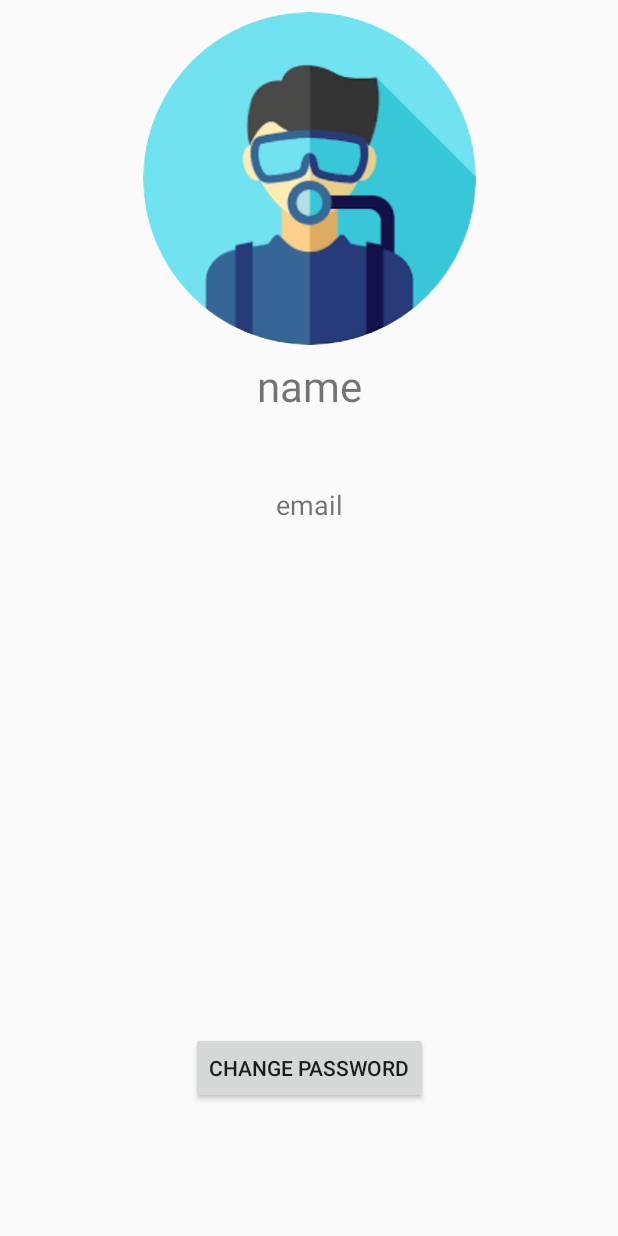
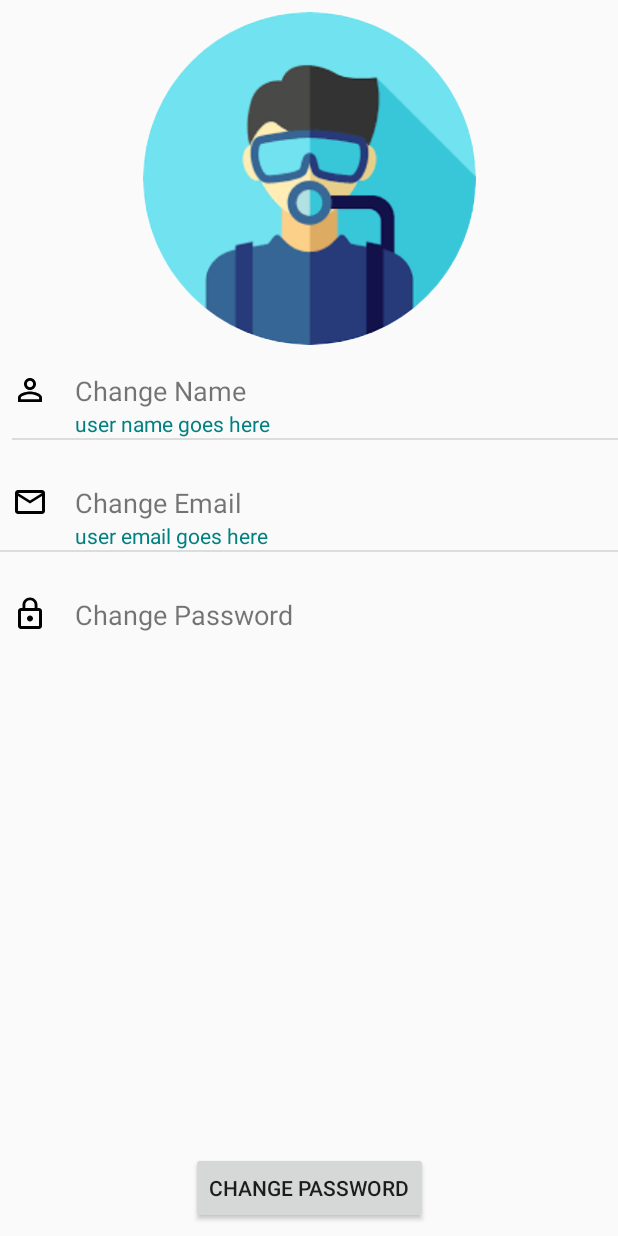
Before and after one commit to Yulin777/putsker-diving-club-android, an Android app: the ProfileActivity screen opened directly, with no data from a screen before it, on a phone screen of 412 x 824 dp. Run offline under Robolectric (Android 15) with nearby library versions, the light colour scheme and no system bars; our stand-ins replace CircleImageView, Firebase (no records; nobody signed in at launch, a user with empty details on screens opened directly).

Commit message:
WIP profile page design

```diff
--- a/app/src/main/java/com/yulin/ivan/putsker/LoginActivity.java
+++ b/app/src/main/java/com/yulin/ivan/putsker/LoginActivity.java
@@ -81,7 +81,7 @@ public class LoginActivity extends AppCompatActivity implements LoaderCallbacks<
     protected void onCreate(Bundle savedInstanceState) {
         super.onCreate(savedInstanceState);
 
-        checkPermissions();
+        //checkPermissions();
         mAuth = FirebaseAuth.getInstance();
         FirebaseUser currentUser = mAuth.getCurrentUser();
         if (currentUser != null)
--- a/app/src/main/java/com/yulin/ivan/putsker/ProfileActivity.java
+++ b/app/src/main/java/com/yulin/ivan/putsker/ProfileActivity.java
@@ -19,7 +19,7 @@ public class ProfileActivity extends AppCompatActivity {
     }
 
     public void changeProfileImage(View v) {
-        ma.changeProfileImage(v,this);
+        //ma.changeProfileImage(v,this);
     }
 
     public void changePassword(View v) {
--- /dev/null
+++ b/app/src/main/res/drawable/ic_email_black_24dp.xml
@@ -0,0 +1,9 @@
+<vector xmlns:android="http://schemas.android.com/apk/res/android"
+        android:width="24dp"
+        android:height="24dp"
+        android:viewportWidth="24.0"
+        android:viewportHeight="24.0">
+    <path
+        android:fillColor="#FF000000"
+        android:pathData="M20,4L4,4c-1.1,0 -1.99,0.9 -1.99,2L2,18c0,1.1 0.9,2 2,2h16c1.1,0 2,-0.9 2,-2L22,6c0,-1.1 -0.9,-2 -2,-2zM20,8l-8,5 -8,-5L4,6l8,5 8,-5v2z"/>
+</vector>
--- /dev/null
+++ b/app/src/main/res/drawable/ic_lock_outline_black_24dp.xml
@@ -0,0 +1,9 @@
+<vector xmlns:android="http://schemas.android.com/apk/res/android"
+        android:width="24dp"
+        android:height="24dp"
+        android:viewportWidth="24.0"
+        android:viewportHeight="24.0">
+    <path
+        android:fillColor="#FF000000"
+        android:pathData="M12,17c1.1,0 2,-0.9 2,-2s-0.9,-2 -2,-2 -2,0.9 -2,2 0.9,2 2,2zM18,8h-1L17,6c0,-2.76 -2.24,-5 -5,-5S7,3.24 7,6v2L6,8c-1.1,0 -2,0.9 -2,2v10c0,1.1 0.9,2 2,2h12c1.1,0 2,-0.9 2,-2L20,10c0,-1.1 -0.9,-2 -2,-2zM8.9,6c0,-1.71 1.39,-3.1 3.1,-3.1s3.1,1.39 3.1,3.1v2L8.9,8L8.9,6zM18,20L6,20L6,10h12v10z"/>
+</vector>
--- /dev/null
+++ b/app/src/main/res/drawable/ic_mail_outline_black_24dp.xml
@@ -0,0 +1,9 @@
+<vector xmlns:android="http://schemas.android.com/apk/res/android"
+        android:width="24dp"
+        android:height="24dp"
+        android:viewportWidth="24.0"
+        android:viewportHeight="24.0">
+    <path
+        android:fillColor="#FF000000"
+        android:pathData="M20,4L4,4c-1.1,0 -1.99,0.9 -1.99,2L2,18c0,1.1 0.9,2 2,2h16c1.1,0 2,-0.9 2,-2L22,6c0,-1.1 -0.9,-2 -2,-2zM20,18L4,18L4,8l8,5 8,-5v10zM12,11L4,6h16l-8,5z"/>
+</vector>
--- /dev/null
+++ b/app/src/main/res/drawable/ic_perm_identity_black_24dp.xml
@@ -0,0 +1,9 @@
+<vector xmlns:android="http://schemas.android.com/apk/res/android"
+        android:width="24dp"
+        android:height="24dp"
+        android:viewportWidth="24.0"
+        android:viewportHeight="24.0">
+    <path
+        android:fillColor="#FF000000"
+        android:pathData="M12,5.9c1.16,0 2.1,0.94 2.1,2.1s-0.94,2.1 -2.1,2.1S9.9,9.16 9.9,8s0.94,-2.1 2.1,-2.1m0,9c2.97,0 6.1,1.46 6.1,2.1v1.1L5.9,18.1L5.9,17c0,-0.64 3.13,-2.1 6.1,-2.1M12,4C9.79,4 8,5.79 8,8s1.79,4 4,4 4,-1.79 4,-4 -1.79,-4 -4,-4zM12,13c-2.67,0 -8,1.34 -8,4v3h16v-3c0,-2.66 -5.33,-4 -8,-4z"/>
+</vector>
--- a/app/src/main/res/layout/activity_profile.xml
+++ b/app/src/main/res/layout/activity_profile.xml
@@ -23,37 +23,95 @@
         app:layout_constraintTop_toTopOf="parent" />
 
     <TextView
-        android:id="@+id/profile_name"
-        android:layout_width="119dp"
-        android:layout_height="36dp"
+        android:id="@+id/profile_change_name"
+        android:layout_width="match_parent"
+        android:layout_height="wrap_content"
         android:layout_marginEnd="8dp"
         android:layout_marginLeft="8dp"
         android:layout_marginRight="8dp"
         android:layout_marginStart="8dp"
-        android:layout_marginTop="8dp"
-        android:text="name"
-        android:textAlignment="center"
+        android:layout_marginTop="18dp"
+        android:text="Change Name"
+        android:textSize="18dp"
         app:layout_constraintEnd_toEndOf="parent"
         app:layout_constraintStart_toStartOf="parent"
-        app:layout_constraintTop_toBottomOf="@+id/profile_image"
-        android:textSize="28dp"/>
+        app:layout_constraintTop_toBottomOf="@id/profile_image"
+        android:drawableLeft="@drawable/ic_perm_identity_black_24dp"
+        android:drawablePadding="18dp"/>
 
     <TextView
-        android:id="@+id/peofile_email"
-        android:layout_width="wrap_content"
+        android:id="@+id/profile_name"
+        android:layout_width="match_parent"
+        android:layout_height="wrap_content"
+        android:layout_marginLeft="50dp"
+        android:layout_marginStart="50dp"
+        android:text="user name goes here"
+        app:layout_constraintStart_toStartOf="parent"
+        app:layout_constraintTop_toBottomOf="@id/profile_change_name"
+        android:textColor="#008080" />
+    <View
+        android:id="@+id/divider3"
+        android:layout_width="match_parent"
+        android:layout_height="1dp"
+        android:layout_marginLeft="8dp"
+        android:layout_marginStart="8dp"
+        android:background="?android:attr/listDivider"
+        app:layout_constraintStart_toStartOf="parent"
+        app:layout_constraintTop_toBottomOf="@id/profile_name"
+        tools:layout_editor_absoluteY="451dp" />
+
+    <TextView
+        android:id="@+id/profile_change_email"
+        android:layout_width="match_parent"
         android:layout_height="wrap_content"
         android:layout_marginEnd="8dp"
         android:layout_marginLeft="8dp"
         android:layout_marginRight="8dp"
         android:layout_marginStart="8dp"
         android:layout_marginTop="50dp"
-        android:text="email"
-        android:textAlignment="center"
+        android:text="Change Email"
+        android:textSize="18dp"
         app:layout_constraintEnd_toEndOf="parent"
         app:layout_constraintStart_toStartOf="parent"
-        app:layout_constraintTop_toBottomOf="@+id/profile_name"
-        android:textSize="18dp"/>
+        app:layout_constraintTop_toBottomOf="@id/profile_change_name"
+        android:drawableLeft="@drawable/ic_mail_outline_black_24dp"
+        android:drawablePadding="18dp"/>
 
+    <TextView
+        android:id="@+id/profile_email"
+        android:layout_width="match_parent"
+        android:layout_height="wrap_content"
+        android:layout_marginLeft="50dp"
+        android:layout_marginStart="50dp"
+        android:text="user email goes here"
+        app:layout_constraintStart_toStartOf="parent"
+        app:layout_constraintTop_toBottomOf="@id/profile_change_email"
+        android:textColor="#008080" />
+    <View
+        android:id="@+id/divider"
+        android:layout_width="match_parent"
+        android:layout_height="1dp"
+        android:layout_marginBottom="8dp"
+        android:background="?android:attr/listDivider"
+        app:layout_constraintStart_toStartOf="parent"
+        app:layout_constraintTop_toBottomOf="@+id/profile_email"
+        app:layout_constraintVertical_bias="1.0" />
+    <TextView
+        android:id="@+id/profile_change_password"
+        android:layout_width="match_parent"
+        android:layout_height="wrap_content"
+        android:layout_marginEnd="8dp"
+        android:layout_marginLeft="8dp"
+        android:layout_marginRight="8dp"
+        android:layout_marginStart="8dp"
+        android:layout_marginTop="50dp"
+        android:text="Change Password"
+        android:textSize="18dp"
+        app:layout_constraintEnd_toEndOf="parent"
+        app:layout_constraintStart_toStartOf="parent"
+        app:layout_constraintTop_toBottomOf="@id/profile_change_email"
+        android:drawableLeft="@drawable/ic_lock_outline_black_24dp"
+        android:drawablePadding="18dp"/>
     <Button
         android:id="@+id/btn_change_pass"
         android:layout_width="wrap_content"
@@ -68,8 +126,10 @@
         app:layout_constraintBottom_toBottomOf="parent"
         app:layout_constraintEnd_toEndOf="parent"
         app:layout_constraintStart_toStartOf="parent"
-        app:layout_constraintTop_toBottomOf="@+id/peofile_email"
+        app:layout_constraintTop_toBottomOf="@+id/peofile_change_email"
         app:layout_constraintVertical_bias="0.805"
         android:onClick="changePassword"/>
 
+
+
 </android.support.constraint.ConstraintLayout>
```
